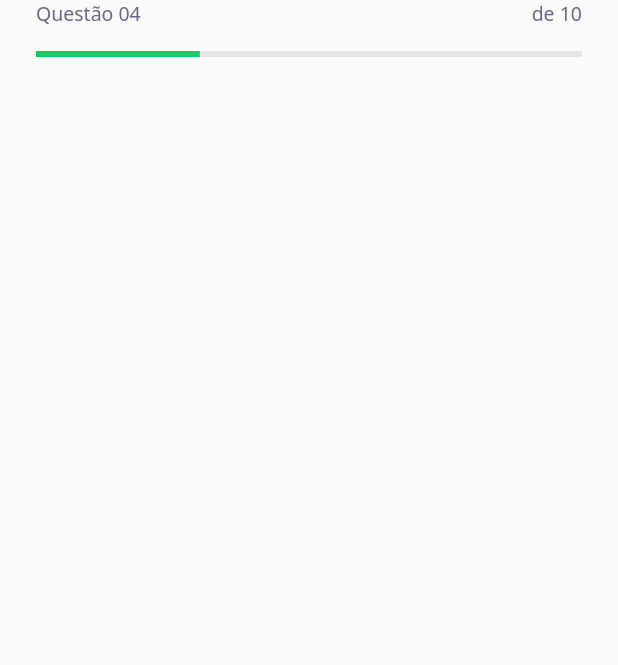
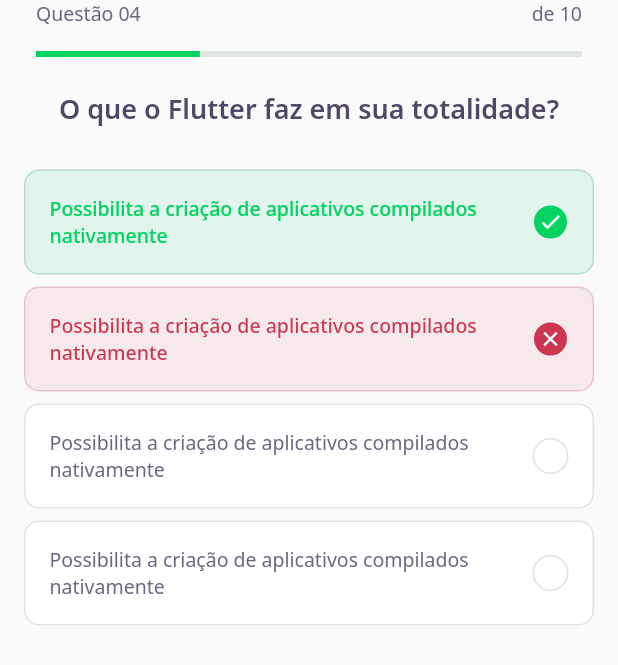
Before and after one commit to MFillipe/dev-quiz, a Flutter app: the screen it shows after launch, on a phone screen of 412 x 824 dp. Shown: the top 665 px of the screen. Run offline on Flutter 3.47's test engine with Material 2 defaults, Android fonts, the phone set to English and light mode, and no system bars; our stand-ins replace google_fonts.

Commit message:
feat: created QuizWidget

```diff
--- a/lib/challenge/challenge_page.dart
+++ b/lib/challenge/challenge_page.dart
@@ -1,4 +1,5 @@
 import 'package:DevQuiz/challenge/widgets/question_indicator/question_indicator_widget.dart';
+import 'package:DevQuiz/challenge/widgets/quiz/quiz_widget.dart';
 import 'package:flutter/material.dart';
 
 class ChallengePage extends StatefulWidget {
@@ -16,6 +17,9 @@ class _ChallengePageState extends State<ChallengePage> {
         preferredSize: Size.fromHeight(60),
         child: SafeArea(top: true, child: QuestionIndicatorWidget()),
       ),
+      body: QuizWidget(
+        title: "O que o Flutter faz em sua totalidade?",
+      ),
     );
   }
 }
--- /dev/null
+++ b/lib/challenge/widgets/answer/answer_widget.dart
@@ -0,0 +1,83 @@
+import 'package:DevQuiz/core/core.dart';
+import 'package:flutter/material.dart';
+
+class AnswerWidget extends StatelessWidget {
+  final String title;
+  final bool isRight;
+  final bool isSelected;
+
+  const AnswerWidget({
+    Key key,
+    this.title,
+    this.isRight = false,
+    this.isSelected = false,
+  }) : super(key: key);
+
+  Color get _selectedColorRight =>
+      isRight ? AppColors.darkGreen : AppColors.darkRed;
+
+  Color get _selectedBorderRight =>
+      isRight ? AppColors.lightGreen : AppColors.lightRed;
+
+  Color get _selectedColorCardRight =>
+      isRight ? AppColors.lightGreen : AppColors.lightRed;
+
+  Color get _selectedBorderCardRight =>
+      isRight ? AppColors.green : AppColors.red;
+
+  TextStyle get _selectedTextStyleRight =>
+      isRight ? AppTextStyles.bodyDarkGreen : AppTextStyles.bodyDarkRed;
+
+  IconData get _selectedIconRight => isRight ? Icons.check : Icons.close;
+
+  @override
+  Widget build(BuildContext context) {
+    return Padding(
+      padding: const EdgeInsets.symmetric(horizontal: 16, vertical: 4),
+      child: Container(
+        padding: EdgeInsets.all(16),
+        decoration: BoxDecoration(
+          color: isSelected ? _selectedColorCardRight : AppColors.white,
+          borderRadius: BorderRadius.circular(10),
+          border: Border.fromBorderSide(
+            BorderSide(
+                color:
+                    isSelected ? _selectedBorderCardRight : AppColors.border),
+          ),
+        ),
+        child: Row(
+          mainAxisAlignment: MainAxisAlignment.spaceBetween,
+          children: [
+            Expanded(
+              child: Text(
+                title,
+                style:
+                    isSelected ? _selectedTextStyleRight : AppTextStyles.body,
+              ),
+            ),
+            Container(
+              decoration: BoxDecoration(
+                color: isSelected ? _selectedColorRight : AppColors.white,
+                borderRadius: BorderRadius.circular(500),
+                border: Border.fromBorderSide(
+                  BorderSide(
+                      color:
+                          isSelected ? _selectedBorderRight : AppColors.border),
+                ),
+              ),
+              width: 24,
+              height: 24,
+              child: isSelected
+                  ? Icon(
+                      _selectedIconRight,
+                      size: 16,
+                      color: AppColors.white,
+                    )
+                  : null,
+            ),
+          ],
+        ),
+      ),
+    );
+  }
+}
--- /dev/null
+++ b/lib/challenge/widgets/quiz/quiz_widget.dart
@@ -0,0 +1,39 @@
+import 'package:DevQuiz/challenge/widgets/answer/answer_widget.dart';
+import 'package:DevQuiz/core/core.dart';
+import 'package:flutter/material.dart';
+
+class QuizWidget extends StatelessWidget {
+  final String title;
+  const QuizWidget({Key key, this.title}) : super(key: key);
+
+  @override
+  Widget build(BuildContext context) {
+    return Container(
+      child: Column(
+        children: [
+          Text(
+            title,
+            style: AppTextStyles.heading,
+          ),
+          SizedBox(height: 24),
+          AnswerWidget(
+              isRight: true,
+              isSelected: true,
+              title:
+                  "Possibilita a criação de aplicativos compilados nativamente"),
+          AnswerWidget(
+              isRight: false,
+              isSelected: true,
+              title:
+                  "Possibilita a criação de aplicativos compilados nativamente"),
+          AnswerWidget(
+              title:
+                  "Possibilita a criação de aplicativos compilados nativamente"),
+          AnswerWidget(
+              title:
+                  "Possibilita a criação de aplicativos compilados nativamente"),
+        ],
+      ),
+    );
+  }
+}
```
